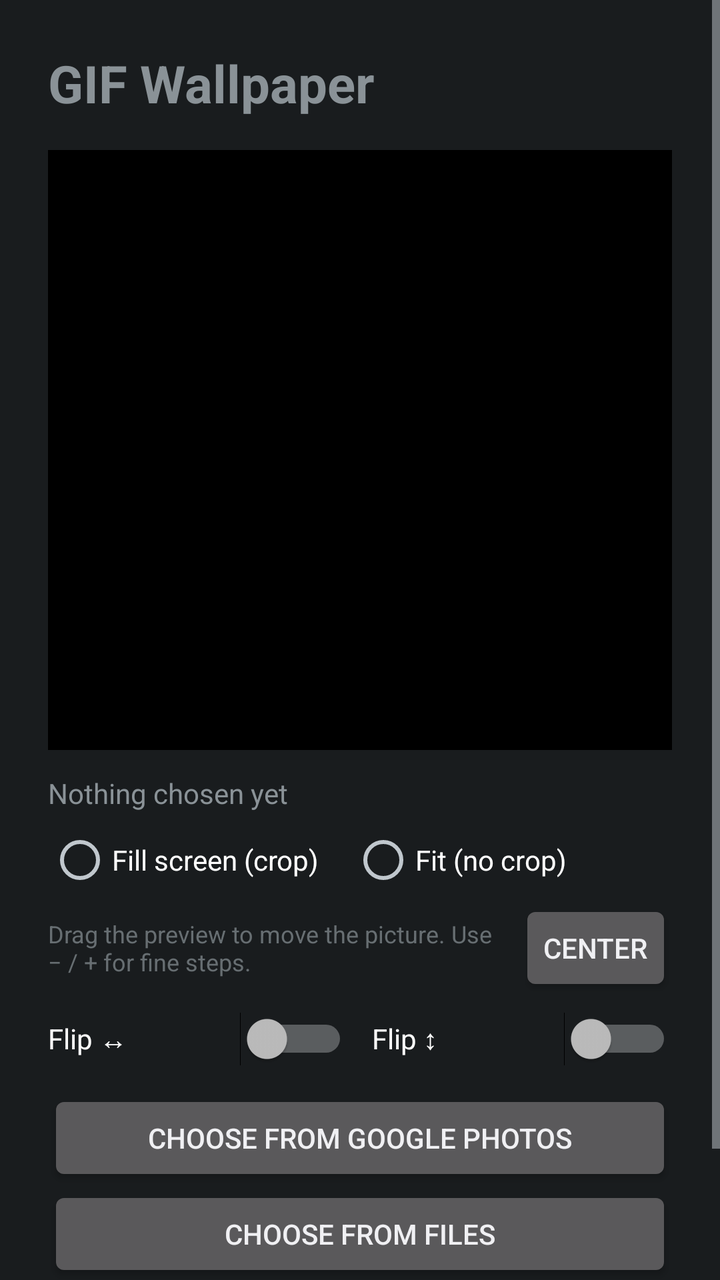
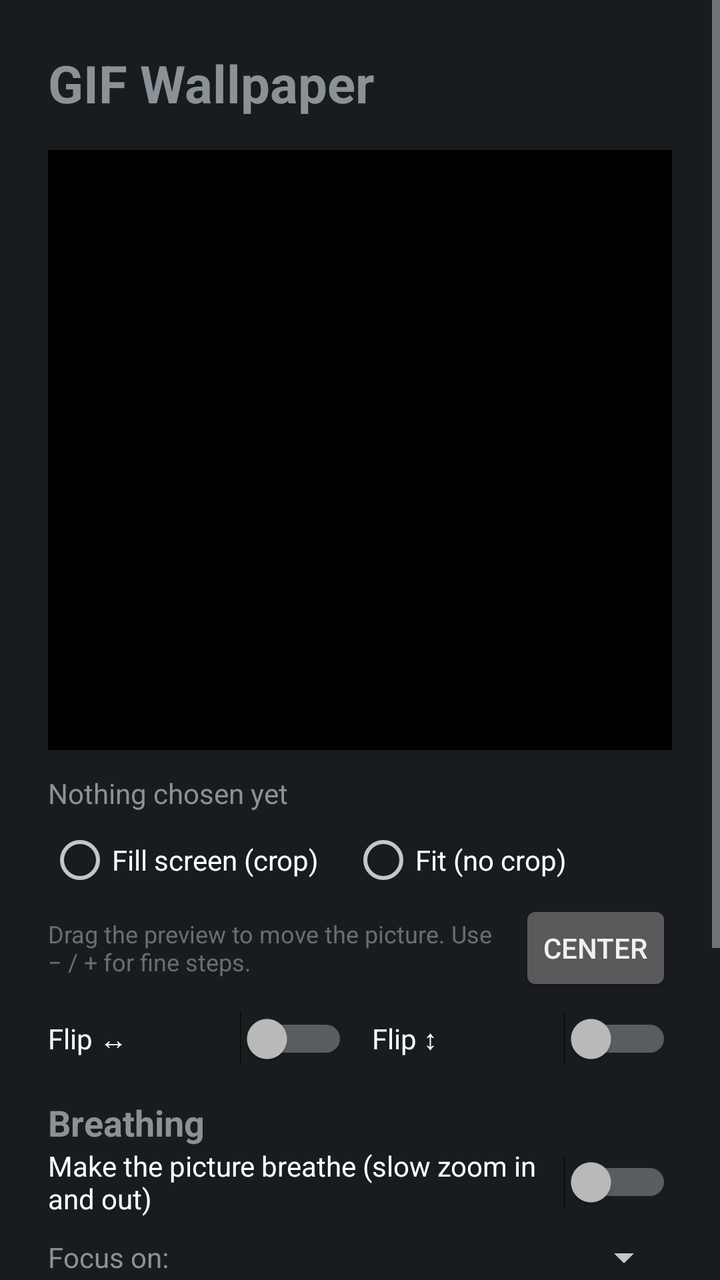

Screens rendered from an Android XML layout before and after an edit, with the pre-edit source and the edit as a unified diff.
<!-- AndroidManifest.xml: application theme android:Theme.DeviceDefault -->
<!-- res/layout/activity_main.xml -->
<?xml version="1.0" encoding="utf-8"?>
<ScrollView xmlns:android="http://schemas.android.com/apk/res/android"
    android:layout_width="match_parent"
    android:layout_height="match_parent"
    android:fitsSystemWindows="true">

<LinearLayout
    android:layout_width="match_parent"
    android:layout_height="wrap_content"
    android:orientation="vertical"
    android:padding="24dp">

    <TextView
        android:layout_width="wrap_content"
        android:layout_height="wrap_content"
        android:text="@string/app_name"
        android:textSize="26sp"
        android:textStyle="bold"
        android:layout_marginBottom="16dp" />

    <FrameLayout
        android:id="@+id/previewFrame"
        android:layout_width="match_parent"
        android:layout_height="300dp"
        android:background="#000000">

        <ImageView
            android:id="@+id/preview"
            android:layout_width="match_parent"
            android:layout_height="match_parent"
            android:scaleType="fitCenter"
            android:contentDescription="Preview" />

        <VideoView
            android:id="@+id/videoPreview"
            android:layout_width="wrap_content"
            android:layout_height="wrap_content"
            android:layout_gravity="center"
            android:visibility="gone" />
    </FrameLayout>

    <TextView
        android:id="@+id/status"
        android:layout_width="match_parent"
        android:layout_height="wrap_content"
        android:layout_marginTop="12dp"
        android:text="Nothing chosen yet" />

    <RadioGroup
        android:id="@+id/scaleGroup"
        android:layout_width="match_parent"
        android:layout_height="wrap_content"
        android:orientation="horizontal"
        android:layout_marginTop="8dp">
        <RadioButton android:id="@+id/scaleFill" android:layout_width="wrap_content"
            android:layout_height="wrap_content" android:text="Fill screen (crop)" />
        <RadioButton android:id="@+id/scaleFit" android:layout_width="wrap_content"
            android:layout_height="wrap_content" android:layout_marginStart="16dp"
            android:text="Fit (no crop)" />
    </RadioGroup>

    
    <LinearLayout
        android:id="@+id/sliders"
        android:layout_width="match_parent"
        android:layout_height="wrap_content"
        android:orientation="vertical" />

    <LinearLayout
        android:layout_width="match_parent"
        android:layout_height="wrap_content"
        android:layout_marginTop="4dp"
        android:gravity="center_vertical"
        android:orientation="horizontal">

        <TextView
            android:layout_width="0dp"
            android:layout_height="wrap_content"
            android:layout_weight="1"
            android:textSize="12sp"
            android:alpha="0.7"
            android:text="Drag the preview to move the picture. Use − / + for fine steps." />

        <Button
            android:id="@+id/panCenter"
            style="?android:attr/buttonStyleSmall"
            android:layout_width="wrap_content"
            android:layout_height="wrap_content"
            android:text="Center" />
    </LinearLayout>

    <LinearLayout
        android:layout_width="match_parent"
        android:layout_height="wrap_content"
        android:layout_marginTop="8dp"
        android:orientation="horizontal">

        <Switch
            android:id="@+id/flipH"
            android:layout_width="0dp"
            android:layout_height="wrap_content"
            android:layout_weight="1"
            android:layout_marginEnd="12dp"
            android:text="Flip ↔" />

        <Switch
            android:id="@+id/flipV"
            android:layout_width="0dp"
            android:layout_height="wrap_content"
            android:layout_weight="1"
            android:text="Flip ↕" />
    </LinearLayout>

    <Button
        android:id="@+id/photosButton"
        android:layout_width="match_parent"
        android:layout_height="wrap_content"
        android:layout_marginTop="12dp"
        android:text="Choose from Google Photos" />

    <Button
        android:id="@+id/pickButton"
        android:layout_width="match_parent"
        android:layout_height="wrap_content"
        android:text="Choose from files" />

    <Button
        android:id="@+id/setButton"
        android:layout_width="match_parent"
        android:layout_height="wrap_content"
        android:text="Set as wallpaper" />
</LinearLayout>
</ScrollView>
<!-- resources referenced by this layout -->
<resources>
  <string name="app_name">GIF Wallpaper</string>
</resources>

<!-- the commit's change to res/layout/activity_main.xml (unified diff, before → after) -->
@@ -111,6 +111,58 @@
             android:text="Flip ↕" />
     </LinearLayout>
 
+    <TextView
+        android:layout_width="wrap_content"
+        android:layout_height="wrap_content"
+        android:layout_marginTop="16dp"
+        android:text="Breathing"
+        android:textSize="18sp"
+        android:textStyle="bold" />
+
+    <Switch
+        android:id="@+id/breatheSwitch"
+        android:layout_width="match_parent"
+        android:layout_height="wrap_content"
+        android:text="Make the picture breathe (slow zoom in and out)" />
+
+    <LinearLayout
+        android:id="@+id/breathSliders"
+        android:layout_width="match_parent"
+        android:layout_height="wrap_content"
+        android:orientation="vertical" />
+
+    <LinearLayout
+        android:layout_width="match_parent"
+        android:layout_height="wrap_content"
+        android:layout_marginTop="8dp"
+        android:gravity="center_vertical"
+        android:orientation="horizontal">
+
+        <TextView
+            android:layout_width="wrap_content"
+            android:layout_height="wrap_content"
+            android:layout_marginEnd="8dp"
+            android:text="Focus on:" />
+
+        <Spinner
+            android:id="@+id/breatheMode"
+            android:layout_width="0dp"
+            android:layout_height="wrap_content"
+            android:layout_weight="1" />
+    </LinearLayout>
+
+    <TextView
+        android:layout_width="wrap_content"
+        android:layout_height="wrap_content"
+        android:layout_marginTop="8dp"
+        android:text="Set a focal point: tap a number, then tap the spot on the preview." />
+
+    <LinearLayout
+        android:id="@+id/pointButtons"
+        android:layout_width="match_parent"
+        android:layout_height="wrap_content"
+        android:orientation="horizontal" />
+
     <Button
         android:id="@+id/photosButton"
         android:layout_width="match_parent"
